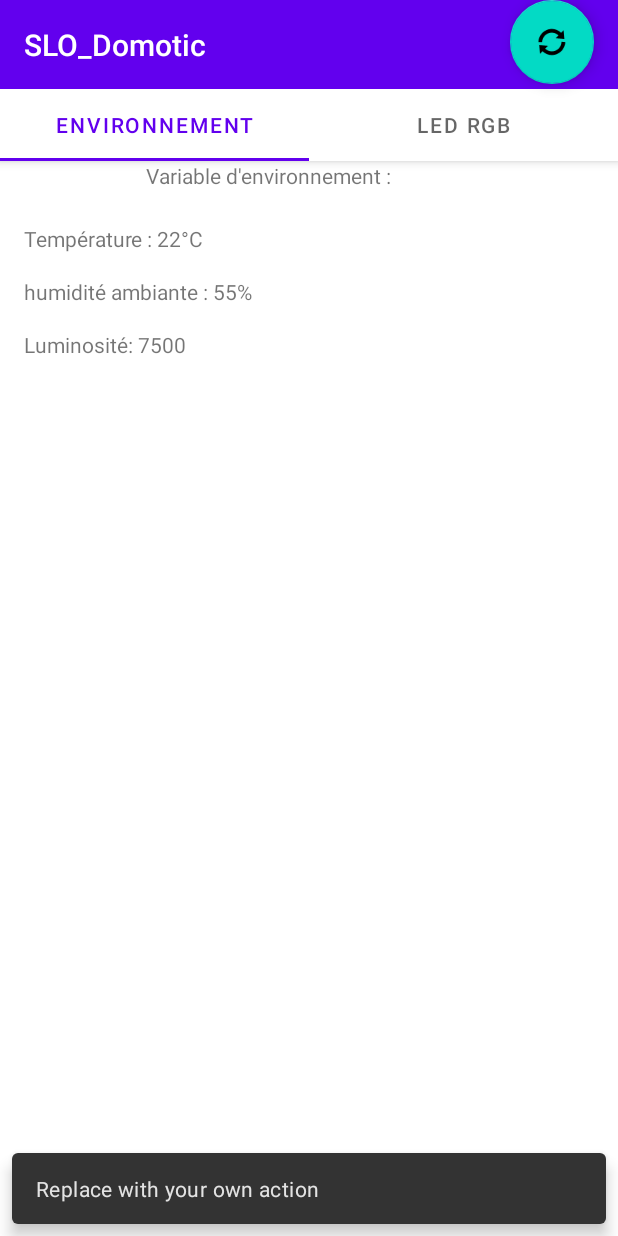
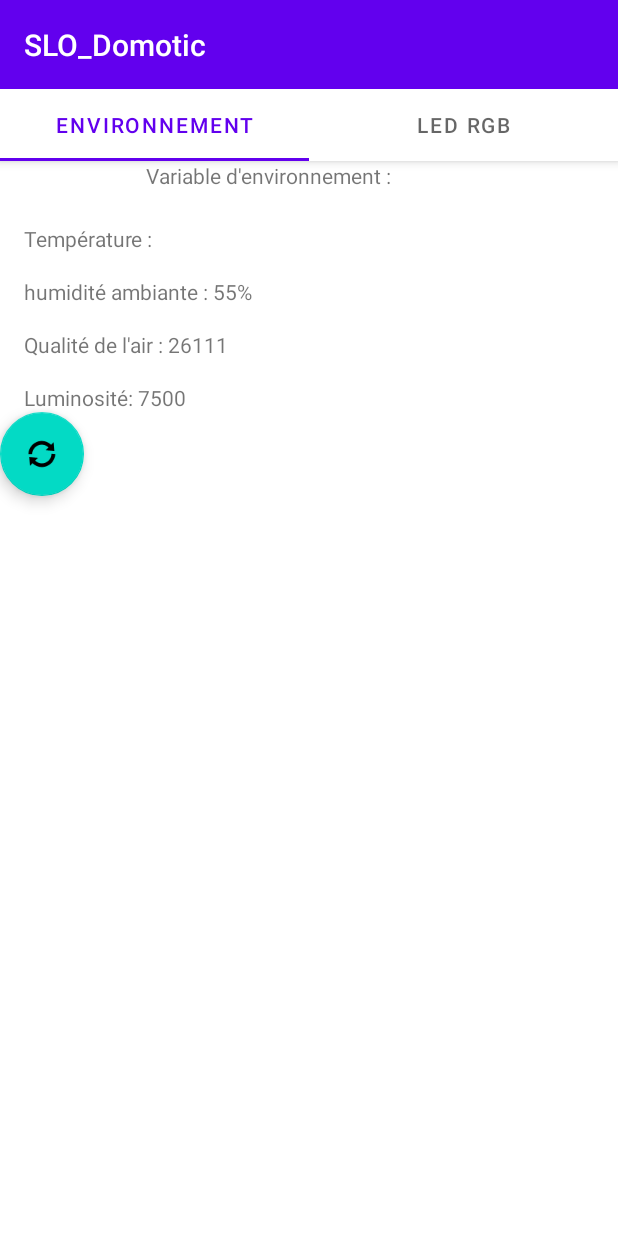
Before and after one commit to ThorvaldBjornson/Projet_SLO, an Android app: the screen it shows after launch (MainActivity), after a tap on an icon or button, on a phone screen of 412 x 824 dp. Run offline under Robolectric (Android 15) with nearby library versions, the phone set to English and light mode, and no system bars; libraries missing offline, so code that uses them is left out: com.flask.colorpicker; 8 statements that could not run were skipped.

Commit message:
projet fonctionnel V1

```diff
--- a/app/build.gradle
+++ b/app/build.gradle
@@ -41,4 +41,7 @@ dependencies {
     androidTestImplementation 'androidx.test.ext:junit:1.1.3'
     androidTestImplementation 'androidx.test.espresso:espresso-core:3.4.0'
     implementation 'com.github.QuadFlask:colorpicker:0.0.15'
+    implementation 'com.squareup.retrofit2:retrofit:2.4.0'
+    implementation 'com.squareup.retrofit2:converter-gson:2.4.0'
+
 }
--- /dev/null
+++ b/app/src/main/java/com/example/slo_domotic/API.java
@@ -0,0 +1,19 @@
+package com.example.slo_domotic;
+
+import okhttp3.RequestBody;
+import retrofit2.Call;
+import retrofit2.http.Body;
+import retrofit2.http.GET;
+import retrofit2.http.PUT;
+
+public interface API {
+
+    @GET("data")
+    Call<Data> getDataEnvironnement();
+    @GET("led")
+    Call<Led> getLedColor();
+
+
+    @PUT("led")
+    Call<String> putLedColor(@Body RequestBody ledValue);
+}
--- a/app/src/main/java/com/example/slo_domotic/MainActivity.java
+++ b/app/src/main/java/com/example/slo_domotic/MainActivity.java
@@ -2,19 +2,12 @@ package com.example.slo_domotic;
 
 import android.os.Bundle;
 
-import com.google.android.material.floatingactionbutton.FloatingActionButton;
-import com.google.android.material.snackbar.Snackbar;
+import androidx.appcompat.app.AppCompatActivity;
+import androidx.viewpager.widget.ViewPager;
+
+import com.example.slo_domotic.databinding.ActivityMainBinding;
+import com.example.slo_domotic.ui.main.SectionsPagerAdapter;
 import com.google.android.material.tabs.TabLayout;
-
-import androidx.viewpager.widget.ViewPager;
-import androidx.appcompat.app.AppCompatActivity;
-
-import android.view.Menu;
-import android.view.MenuItem;
-import android.view.View;
-
-import com.example.slo_domotic.ui.main.SectionsPagerAdapter;
-import com.example.slo_domotic.databinding.ActivityMainBinding;
 
 public class MainActivity extends AppCompatActivity {
 
@@ -23,24 +16,12 @@ public class MainActivity extends AppCompatActivity {
     @Override
     protected void onCreate(Bundle savedInstanceState) {
         super.onCreate(savedInstanceState);
-
         binding = ActivityMainBinding.inflate(getLayoutInflater());
         setContentView(binding.getRoot());
-
         SectionsPagerAdapter sectionsPagerAdapter = new SectionsPagerAdapter(this, getSupportFragmentManager());
         ViewPager viewPager = binding.viewPager;
         viewPager.setAdapter(sectionsPagerAdapter);
         TabLayout tabs = binding.tabs;
         tabs.setupWithViewPager(viewPager);
-        FloatingActionButton fab = binding.fab;
-
-        fab.setOnClickListener(new View.OnClickListener() {
-            @Override
-            public void onClick(View view) {
-                //reload requête http pour rafraichissement des variable d'environnement
-                Snackbar.make(view, "Replace with your own action", Snackbar.LENGTH_LONG)
-                        .setAction("Action", null).show();
-            }
-        });
     }
 }
--- a/app/src/main/java/com/example/slo_domotic/ui/main/PlaceholderFragment.java
+++ b/app/src/main/java/com/example/slo_domotic/ui/main/PlaceholderFragment.java
@@ -6,14 +6,21 @@ import android.view.View;
 import android.view.ViewGroup;
 import android.widget.TextView;
 
-import androidx.annotation.Nullable;
 import androidx.annotation.NonNull;
 import androidx.fragment.app.Fragment;
-import androidx.lifecycle.Observer;
 import androidx.lifecycle.ViewModelProvider;
 
+import com.example.slo_domotic.API;
+import com.example.slo_domotic.Data;
 import com.example.slo_domotic.R;
 import com.example.slo_domotic.databinding.FragmentMainBinding;
+import com.google.android.material.floatingactionbutton.FloatingActionButton;
+
+import retrofit2.Call;
+import retrofit2.Callback;
+import retrofit2.Response;
+import retrofit2.Retrofit;
+import retrofit2.converter.gson.GsonConverterFactory;
 
 /**
  * A placeholder fragment containing a simple view.
@@ -23,7 +30,7 @@ public class PlaceholderFragment extends Fragment {
     private static final String ARG_SECTION_NUMBER = "section_number";
 
     private PageViewModel pageViewModel;
-    private FragmentMainBinding binding;
+    public FragmentMainBinding binding;
 
     public static PlaceholderFragment newInstance(int index) {
         PlaceholderFragment fragment = new PlaceholderFragment();
@@ -53,19 +60,22 @@ public class PlaceholderFragment extends Fragment {
         View root = binding.getRoot();
 
         final TextView tempLabel = binding.TempLabel;
-        tempLabel.setText("Température : 22°C");
+        tempLabel.setText("Température : ");
         final TextView humLabel = binding.HumLabel;
         humLabel.setText("humidité ambiante : 55%");
         final TextView qualLabel = binding.QualLabel;
         qualLabel.setText("Qualité de l'air : 26111");
         final TextView lumLabel = binding.LumLabel;
-        qualLabel.setText("Luminosité: 7500");
-        /*pageViewModel.getText().observe(getViewLifecycleOwner(), new Observer<String>() {
+        lumLabel.setText("Luminosité: 7500");
+
+        FloatingActionButton fab = binding.fab;
+        fab.setOnClickListener(new View.OnClickListener() {
             @Override
-            public void onChanged(@Nullable String s) {
-                lumLabel.setText(s);
+            public void onClick(View view) {
+                LoadDataEnvironnement();
             }
-        });*/
+        });
+
         return root;
     }
 
@@ -74,4 +84,33 @@ public class PlaceholderFragment extends Fragment {
         super.onDestroyView();
         binding = null;
     }
+
+    public void LoadDataEnvironnement(){
+        Retrofit retrofit = new Retrofit.Builder()
+                .baseUrl("http://"+ getString(R.string.BROKER_IP) +"/")
+                .addConverterFactory(GsonConverterFactory.create())
+                .build();
+        API api = retrofit.create((API.class));
+        Call<Data> call = api.getDataEnvironnement();
+        call.enqueue(new Callback<Data>() {
+            @Override
+            public void onResponse(Call<Data> call, Response<Data> response) {
+                if(!response.isSuccessful()){
+
+                    return;
+                }
+                else{
+                    Data data = response.body();
+                    binding.TempLabel.setText("Température : " + data.getTemp());
+                    binding.HumLabel.setText("Humidité ambiante : " + data.getHum());
+                    binding.QualLabel.setText("Qualité de l'air : " + data.getQual());
+                    binding.LumLabel.setText("Luminosité : " + data.getLum());
+                }
+            }
+
+            @Override
+            public void onFailure(Call<Data> call, Throwable t) {
+            }
+        });
+    }
 }
--- a/app/src/main/res/layout/activity_main.xml
+++ b/app/src/main/res/layout/activity_main.xml
@@ -33,12 +33,5 @@
         android:layout_height="match_parent"
         app:layout_behavior="@string/appbar_scrolling_view_behavior" />
 
-    <com.google.android.material.floatingactionbutton.FloatingActionButton
-        android:id="@+id/fab"
-        android:layout_width="wrap_content"
-        android:layout_height="wrap_content"
-        android:layout_gravity="top|end"
-        android:layout_marginEnd="@dimen/fab_margin"
-        android:layout_marginBottom="16dp"
-        app:srcCompat="@android:drawable/ic_popup_sync" />
+
 </androidx.coordinatorlayout.widget.CoordinatorLayout>
--- a/app/src/main/res/layout/fragment2_main.xml
+++ b/app/src/main/res/layout/fragment2_main.xml
@@ -49,11 +49,5 @@
         app:layout_constraintTop_toBottomOf="@+id/color_picker_view"
         tools:ignore="MissingConstraints" />
 
-    <com.flask.colorpicker.slider.AlphaSlider
-        android:id="@+id/v_alpha_slider"
-        android:layout_width="match_parent"
-        android:layout_height="48dp"
-        app:layout_constraintTop_toBottomOf="@+id/v_lightness_slider"
-        tools:ignore="MissingConstraints" />
 
 </androidx.constraintlayout.widget.ConstraintLayout>
--- a/app/src/main/res/layout/fragment_main.xml
+++ b/app/src/main/res/layout/fragment_main.xml
@@ -71,4 +71,13 @@
         tools:layout_constraintLeft_creator="1"
         tools:layout_constraintTop_creator="1" />
 
+    <com.google.android.material.floatingactionbutton.FloatingActionButton
+        android:id="@+id/fab"
+        android:layout_width="wrap_content"
+        android:layout_height="wrap_content"
+        android:layout_gravity="bottom|end"
+        android:layout_marginEnd="@dimen/fab_margin"
+        android:layout_marginBottom="16dp"
+        app:layout_constraintTop_toBottomOf="@+id/Lum_label"
+        app:srcCompat="@android:drawable/ic_popup_sync" />
 </androidx.constraintlayout.widget.ConstraintLayout>
--- a/app/src/main/res/values/strings.xml
+++ b/app/src/main/res/values/strings.xml
@@ -2,4 +2,5 @@
     <string name="app_name">SLO_Domotic</string>
     <string name="tab_text_1">Environnement</string>
     <string name="tab_text_2">LED RGB</string>
+    <string name="BROKER_IP">IP:PORT</string>
 </resources>
```
Also changed, not shown: app/src/main/AndroidManifest.xml (+5 -2 lines), app/src/main/java/com/example/slo_domotic/Data.java (added, +26 -0 lines), app/src/main/java/com/example/slo_domotic/Led.java (added, +52 -0 lines), app/src/main/java/com/example/slo_domotic/ui/main/PlaceholderFragment2.java (+49 -1 lines).
